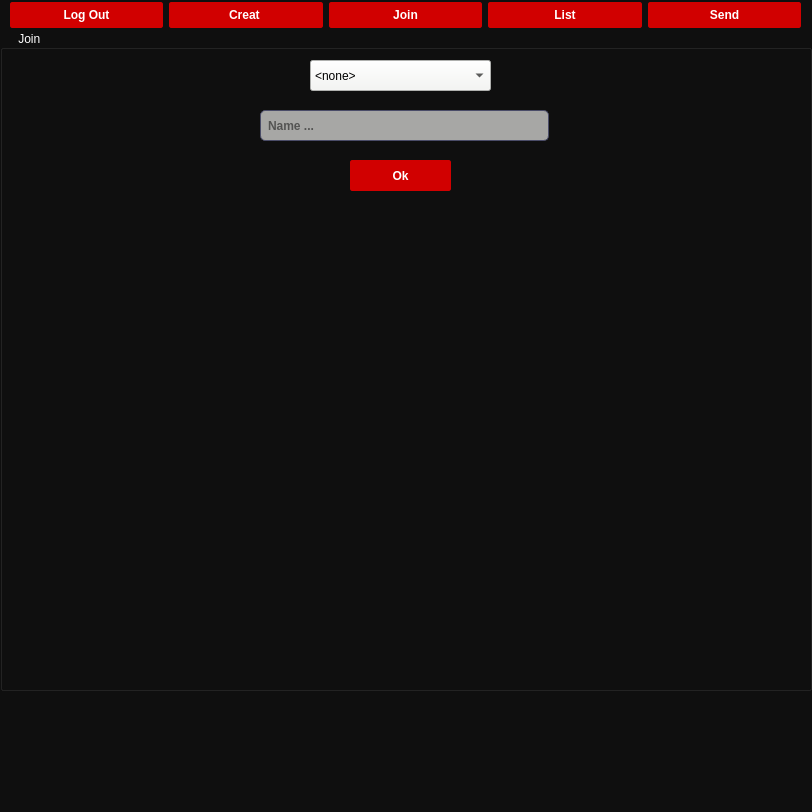
Pouyaamini123/Messenger_smile_20, file user_page.ui: the form before one commit.
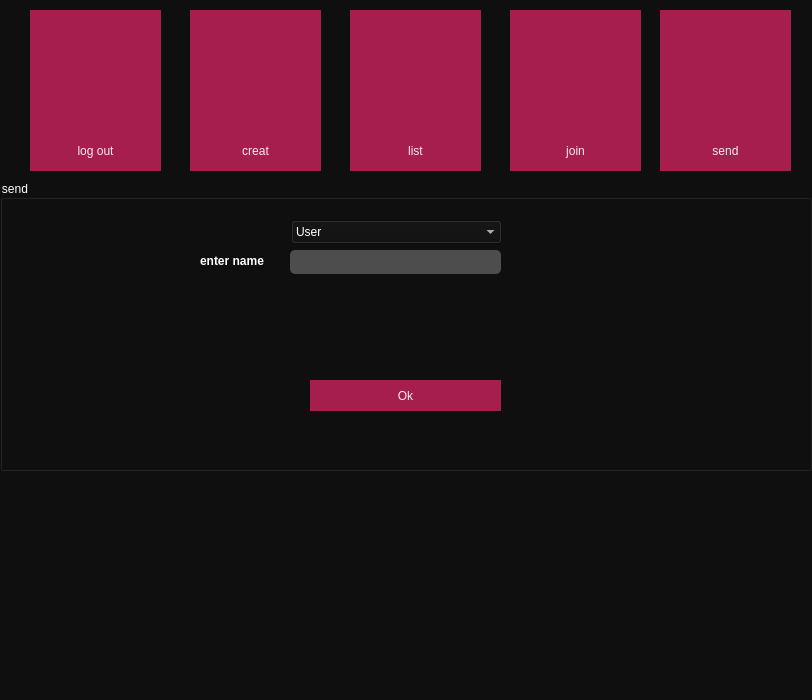
The form after the commit. Icons and pictures are not drawn.

Commit message: send page aded v icons fixed

What changed in the file:
```diff
--- a/user_page.ui
+++ b/user_page.ui
@@ -7,7 +7,7 @@
     <x>0</x>
     <y>0</y>
     <width>812</width>
-    <height>812</height>
+    <height>700</height>
    </rect>
   </property>
   <property name="windowTitle">
@@ -60,13 +60,11 @@
 /*-----QPushButton-----*/
 QPushButton
 {
-	background-color: #d10000;
-	color: #fff;
-	font-weight: bold;
-	border: 1px solid #d10000;  
-	border-radius: 2px;
-	padding: 5px;
-
+background-color: #a61e4d;
+  color: #efefef;
+  border: none;
+  text-align: center;
+  padding: 10px 20px;
 }
 
 
@@ -182,66 +180,13 @@
 }
 </string>
   </property>
-  <widget class="QWidget" name="horizontalLayoutWidget">
-   <property name="geometry">
-    <rect>
-     <x>10</x>
-     <y>0</y>
-     <width>791</width>
-     <height>31</height>
-    </rect>
-   </property>
-   <layout class="QHBoxLayout" name="horizontalLayout">
-    <item>
-     <widget class="QPushButton" name="pushButton">
-      <property name="text">
-       <string>Log Out</string>
-      </property>
-      <property name="iconSize">
-       <size>
-        <width>20</width>
-        <height>20</height>
-       </size>
-      </property>
-     </widget>
-    </item>
-    <item>
-     <widget class="QPushButton" name="pushButton_5">
-      <property name="text">
-       <string>Creat </string>
-      </property>
-     </widget>
-    </item>
-    <item>
-     <widget class="QPushButton" name="pushButton_3">
-      <property name="text">
-       <string>Join</string>
-      </property>
-     </widget>
-    </item>
-    <item>
-     <widget class="QPushButton" name="pushButton_2">
-      <property name="text">
-       <string>List</string>
-      </property>
-     </widget>
-    </item>
-    <item>
-     <widget class="QPushButton" name="pushButton_4">
-      <property name="text">
-       <string>Send</string>
-      </property>
-     </widget>
-    </item>
-   </layout>
-  </widget>
   <widget class="QGroupBox" name="groupBox">
    <property name="geometry">
     <rect>
      <x>0</x>
-     <y>30</y>
+     <y>180</y>
      <width>812</width>
-     <height>251</height>
+     <height>291</height>
     </rect>
    </property>
    <property name="title">
@@ -1131,9 +1076,9 @@
    <property name="geometry">
     <rect>
      <x>0</x>
-     <y>30</y>
+     <y>180</y>
      <width>812</width>
-     <height>501</height>
+     <height>291</height>
     </rect>
    </property>
    <property name="title">
@@ -1157,7 +1102,7 @@
      <rect>
       <x>140</x>
       <y>80</y>
-      <width>561</width>
+      <width>600</width>
       <height>171</height>
      </rect>
     </property>
@@ -1430,6 +1375,9 @@
        </property>
       </widget>
      </item>
+     <item>
+      <layout class="QHBoxLayout" name="horizontalLayout"/>
+     </item>
      <item>
       <widget class="QScrollBar" name="verticalScrollBar">
        <property name="orientation">
@@ -1469,9 +1417,9 @@
    <property name="geometry">
     <rect>
      <x>0</x>
-     <y>30</y>
-     <width>812</width>
-     <height>661</height>
+     <y>180</y>
+     <width>811</width>
+     <height>291</height>
     </rect>
    </property>
    <property name="title">
@@ -2034,7 +1982,7 @@
 </string>
     </property>
     <property name="text">
-     <string/>
+     <string> Thread started</string>
     </property>
     <property name="placeholderText">
      <string>Name ...</string>
@@ -2054,6 +2002,266 @@
     </property>
    </widget>
   </widget>
+  <widget class="QPushButton" name="pushButton_5">
+   <property name="geometry">
+    <rect>
+     <x>190</x>
+     <y>10</y>
+     <width>131</width>
+     <height>121</height>
+    </rect>
+   </property>
+   <property name="text">
+    <string/>
+   </property>
+   <property name="icon">
+    <iconset resource="image.qrc">
+     <normaloff>:/new/prefix1/download (1).png</normaloff>:/new/prefix1/download (1).png</iconset>
+   </property>
+   <property name="iconSize">
+    <size>
+     <width>100</width>
+     <height>100</height>
+    </size>
+   </property>
+  </widget>
+  <widget class="QPushButton" name="pushButton_4">
+   <property name="geometry">
+    <rect>
+     <x>660</x>
+     <y>10</y>
+     <width>131</width>
+     <height>121</height>
+    </rect>
+   </property>
+   <property name="text">
+    <string/>
+   </property>
+   <property name="icon">
+    <iconset resource="image.qrc">
+     <normaloff>:/new/prefix1/images (1).png</normaloff>:/new/prefix1/images (1).png</iconset>
+   </property>
+   <property name="iconSize">
+    <size>
+     <width>100</width>
+     <height>100</height>
+    </size>
+   </property>
+  </widget>
+  <widget class="QPushButton" name="pushButton">
+   <property name="geometry">
+    <rect>
+     <x>30</x>
+     <y>10</y>
+     <width>131</width>
+     <height>121</height>
+    </rect>
+   </property>
+   <property name="text">
+    <string/>
+   </property>
+   <property name="icon">
+    <iconset resource="image.qrc">
+     <normaloff>:/new/prefix1/vector-logout-sign-icon.jpg</normaloff>:/new/prefix1/vector-logout-sign-icon.jpg</iconset>
+   </property>
+   <property name="iconSize">
+    <size>
+     <width>100</width>
+     <height>100</height>
+    </size>
+   </property>
+  </widget>
+  <widget class="QPushButton" name="pushButton_2">
+   <property name="geometry">
+    <rect>
+     <x>350</x>
+     <y>10</y>
+     <width>131</width>
+     <height>121</height>
+    </rect>
+   </property>
+   <property name="text">
+    <string/>
+   </property>
+   <property name="icon">
+    <iconset resource="image.qrc">
+     <normaloff>:/new/prefix1/download (2).png</normaloff>:/new/prefix1/download (2).png</iconset>
+   </property>
+   <property name="iconSize">
+    <size>
+     <width>100</width>
+     <height>100</height>
+    </size>
+   </property>
+  </widget>
+  <widget class="QPushButton" name="pushButton_3">
+   <property name="geometry">
+    <rect>
+     <x>510</x>
+     <y>10</y>
+     <width>131</width>
+     <height>121</height>
+    </rect>
+   </property>
+   <property name="minimumSize">
+    <size>
+     <width>0</width>
+     <height>120</height>
+    </size>
+   </property>
+   <property name="text">
+    <string/>
+   </property>
+   <property name="icon">
+    <iconset resource="image.qrc">
+     <normaloff>:/new/prefix1/download.png</normaloff>:/new/prefix1/download.png</iconset>
+   </property>
+   <property name="iconSize">
+    <size>
+     <width>95</width>
+     <height>95</height>
+    </size>
+   </property>
+  </widget>
+  <widget class="QPushButton" name="pushButton_9">
+   <property name="geometry">
+    <rect>
+     <x>510</x>
+     <y>130</y>
+     <width>131</width>
+     <height>41</height>
+    </rect>
+   </property>
+   <property name="text">
+    <string>join</string>
+   </property>
+  </widget>
+  <widget class="QPushButton" name="pushButton_10">
+   <property name="geometry">
+    <rect>
+     <x>660</x>
+     <y>130</y>
+     <width>131</width>
+     <height>41</height>
+    </rect>
+   </property>
+   <property name="text">
+    <string>send</string>
+   </property>
+  </widget>
+  <widget class="QPushButton" name="pushButton_11">
+   <property name="geometry">
+    <rect>
+     <x>350</x>
+     <y>130</y>
+     <width>131</width>
+     <height>41</height>
+    </rect>
+   </property>
+   <property name="text">
+    <string>list</string>
+   </property>
+  </widget>
+  <widget class="QPushButton" name="pushButton_12">
+   <property name="geometry">
+    <rect>
+     <x>190</x>
+     <y>130</y>
+     <width>131</width>
+     <height>41</height>
+    </rect>
+   </property>
+   <property name="text">
+    <string>creat</string>
+   </property>
+  </widget>
+  <widget class="QPushButton" name="pushButton_13">
+   <property name="geometry">
+    <rect>
+     <x>30</x>
+     <y>130</y>
+     <width>131</width>
+     <height>41</height>
+    </rect>
+   </property>
+   <property name="text">
+    <string>log out</string>
+   </property>
+  </widget>
+  <widget class="QGroupBox" name="groupBox_6">
+   <property name="geometry">
+    <rect>
+     <x>0</x>
+     <y>180</y>
+     <width>812</width>
+     <height>291</height>
+    </rect>
+   </property>
+   <property name="title">
+    <string>send</string>
+   </property>
+   <widget class="QPushButton" name="pushButton_14">
+    <property name="geometry">
+     <rect>
+      <x>310</x>
+      <y>200</y>
+      <width>191</width>
+      <height>31</height>
+     </rect>
+    </property>
+    <property name="text">
+     <string>Ok</string>
+    </property>
+   </widget>
+   <widget class="QComboBox" name="comboBox_4">
+    <property name="geometry">
+     <rect>
+      <x>291</x>
+      <y>40</y>
+      <width>211</width>
+      <height>24</height>
+     </rect>
+    </property>
+    <item>
+     <property name="text">
+      <string>User</string>
+     </property>
+    </item>
+    <item>
+     <property name="text">
+      <string>Group</string>
+     </property>
+    </item>
+    <item>
+     <property name="text">
+      <string>Channel</string>
+     </property>
+    </item>
+   </widget>
+   <widget class="QLineEdit" name="lineEdit_4">
+    <property name="geometry">
+     <rect>
+      <x>290</x>
+      <y>70</y>
+      <width>211</width>
+      <height>24</height>
+     </rect>
+    </property>
+   </widget>
+   <widget class="QLabel" name="label">
+    <property name="geometry">
+     <rect>
+      <x>200</x>
+      <y>70</y>
+      <width>81</width>
+      <height>21</height>
+     </rect>
+    </property>
+    <property name="text">
+     <string>enter name</string>
+    </property>
+   </widget>
+  </widget>
  </widget>
  <resources/>
  <connections/>
```
Left out of the diff: 4 changed lines with no effect on the pictures. The commit also changes 14 other files.
